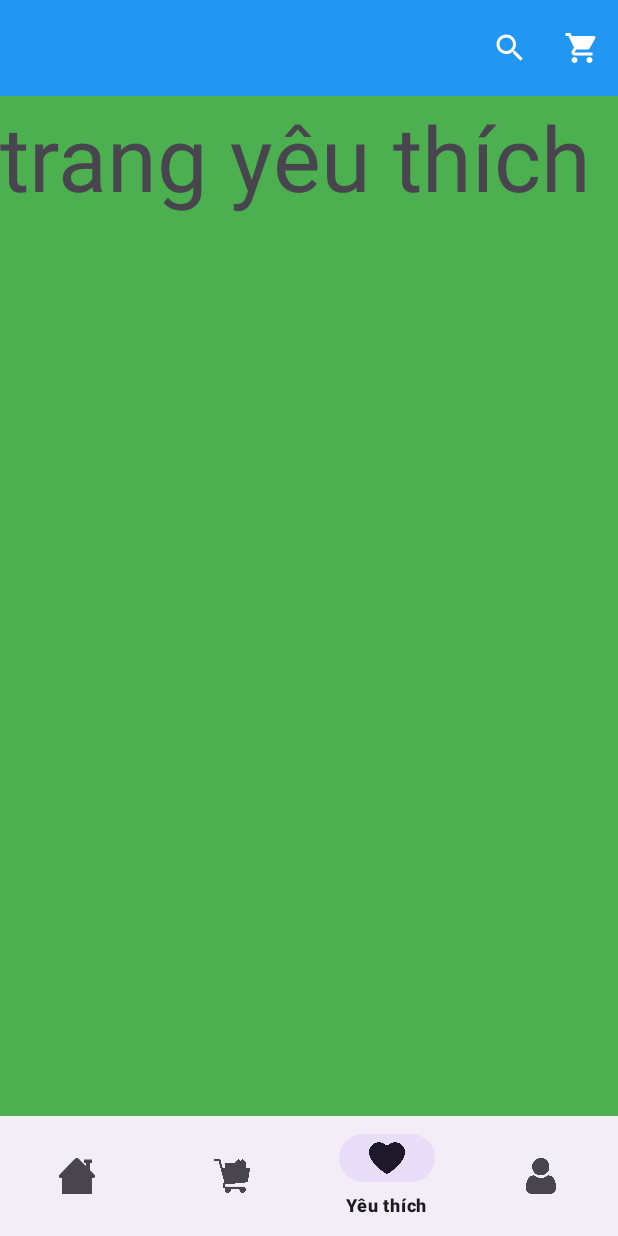
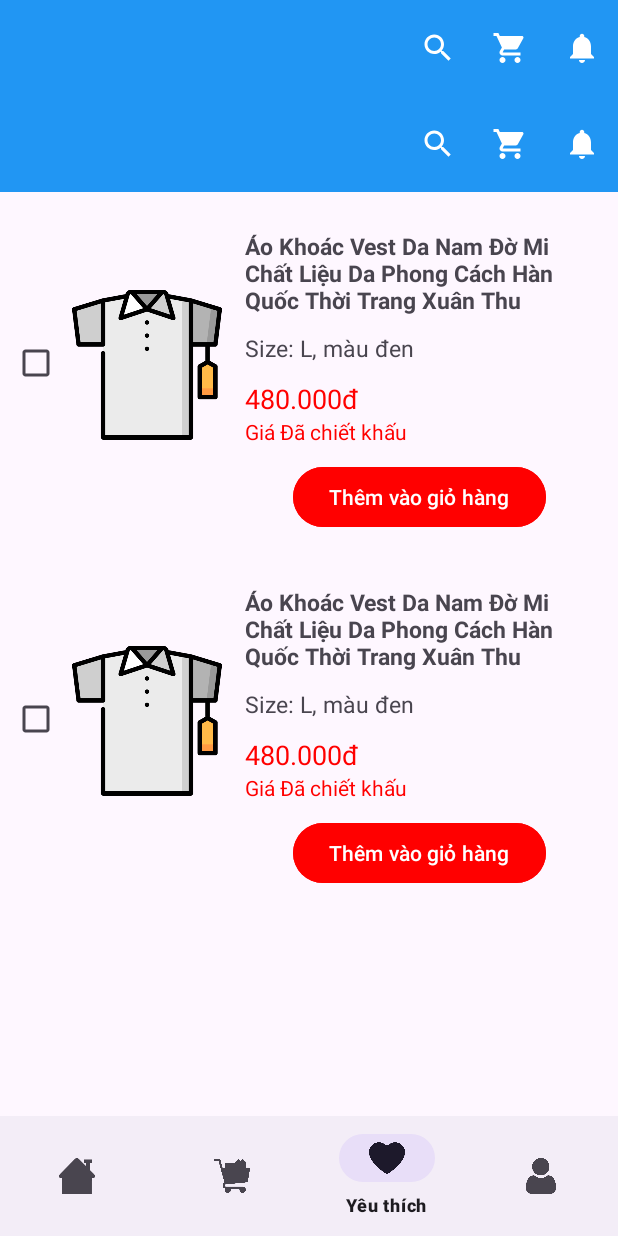
Before and after one commit to phongnft/DuAnTotNghiep_MD27, an Android app: the MainActivity screen opened directly, with no data from a screen before it, item 3 of the bottom bar chosen, on a phone screen of 412 x 824 dp. Run offline under Robolectric (Android 15) with nearby library versions, the phone set to English and light mode, and no system bars.

Commit message:
commit favorite

```diff
--- /dev/null
+++ b/app/src/main/res/drawable/baseline_notifications_24.xml
@@ -0,0 +1,5 @@
+<vector android:height="24dp" android:tint="#FFFFFF"
+    android:viewportHeight="24" android:viewportWidth="24"
+    android:width="24dp" xmlns:android="http://schemas.android.com/apk/res/android">
+    <path android:fillColor="@android:color/white" android:pathData="M12,22c1.1,0 2,-0.9 2,-2h-4c0,1.1 0.89,2 2,2zM18,16v-5c0,-3.07 -1.64,-5.64 -4.5,-6.32L13.5,4c0,-0.83 -0.67,-1.5 -1.5,-1.5s-1.5,0.67 -1.5,1.5v0.68C7.63,5.36 6,7.92 6,11v5l-2,2v1h16v-1l-2,-2z"/>
+</vector>
--- a/app/src/main/res/layout/fragment_favorite_.xml
+++ b/app/src/main/res/layout/fragment_favorite_.xml
@@ -1,16 +1,147 @@
 <?xml version="1.0" encoding="utf-8"?>
-<FrameLayout xmlns:android="http://schemas.android.com/apk/res/android"
+<LinearLayout xmlns:android="http://schemas.android.com/apk/res/android"
     xmlns:tools="http://schemas.android.com/tools"
     android:layout_width="match_parent"
-    android:background="#4CAF50"
     android:layout_height="match_parent"
+    xmlns:app="http://schemas.android.com/apk/res-auto"
+    android:orientation="vertical"
     tools:context=".Fragment.Favorite_Fragment">
 
-    <!-- TODO: Update blank fragment layout -->
-    <TextView
-        android:textSize="60dp"
+    <androidx.appcompat.widget.Toolbar
+        android:id="@+id/toolbar_home"
         android:layout_width="match_parent"
-        android:layout_height="match_parent"
-        android:text="trang yêu thích" />
+        android:layout_height="wrap_content"
+        android:layout_alignParentTop="true"
+        android:background="#2196F3"
+        android:minHeight="?attr/actionBarSize"
+        android:theme="?attr/actionBarTheme"
+        app:menu="@menu/bottom_toolbar" />
 
-</FrameLayout>
+    <LinearLayout
+        android:layout_width="wrap_content"
+        android:layout_height="wrap_content"
+        android:layout_marginTop="10dp"
+        android:orientation="horizontal">
+        <CheckBox
+            android:layout_marginTop="80dp"
+            android:layout_width="wrap_content"
+            android:layout_height="wrap_content"/>
+
+        <ImageView
+            android:layout_width="100dp"
+            android:layout_height="210dp"
+            android:src="@drawable/clothes" />
+
+        <LinearLayout
+            android:layout_width="wrap_content"
+            android:layout_height="wrap_content"
+            android:orientation="vertical"
+            android:layout_margin="10dp">
+            <TextView
+                android:layout_width="wrap_content"
+                android:layout_height="wrap_content"
+                android:layout_margin="5dp"
+                android:text="Áo Khoác Vest Da Nam Đờ Mi Chất Liệu Da Phong Cách Hàn Quốc Thời Trang Xuân Thu"
+                android:textSize="15dp"
+                android:textStyle="bold" />
+            <TextView
+                android:layout_width="wrap_content"
+                android:layout_height="wrap_content"
+                android:layout_margin="5dp"
+                android:text="Size: L, màu đen"
+                android:textSize="15dp"/>
+
+            <TextView
+                android:layout_width="wrap_content"
+                android:layout_height="wrap_content"
+                android:layout_marginTop="5dp"
+                android:layout_marginLeft="5dp"
+                android:text="480.000đ"
+                android:textColor="#FF0000"
+                android:textSize="18dp" />
+
+            <TextView
+                android:layout_width="wrap_content"
+                android:layout_height="wrap_content"
+                android:text="Giá Đã chiết khấu"
+                android:textColor="#FF0000"
+                android:layout_marginLeft="5dp"
+                />
+
+            <Button
+                android:layout_width="wrap_content"
+                android:layout_height="wrap_content"
+                android:backgroundTint="#FF0000"
+                android:text="Thêm vào giỏ hàng"
+                android:layout_gravity="center"
+                android:layout_marginTop="10dp"
+                />
+        </LinearLayout>
+    </LinearLayout>
+
+    <LinearLayout
+        android:layout_width="wrap_content"
+        android:layout_height="wrap_content"
+        android:layout_marginTop="10dp"
+        android:orientation="horizontal">
+        <CheckBox
+            android:layout_marginTop="80dp"
+            android:layout_width="wrap_content"
+            android:layout_height="wrap_content"/>
+
+        <ImageView
+            android:layout_width="100dp"
+            android:layout_height="210dp"
+            android:src="@drawable/clothes" />
+
+        <LinearLayout
+            android:layout_width="wrap_content"
+            android:layout_height="wrap_content"
+            android:orientation="vertical"
+            android:layout_margin="10dp">
+            <TextView
+                android:layout_width="wrap_content"
+                android:layout_height="wrap_content"
+                android:layout_margin="5dp"
+                android:text="Áo Khoác Vest Da Nam Đờ Mi Chất Liệu Da Phong Cách Hàn Quốc Thời Trang Xuân Thu"
+                android:textSize="15dp"
+                android:textStyle="bold" />
+            <TextView
+                android:layout_width="wrap_content"
+                android:layout_height="wrap_content"
+                android:layout_margin="5dp"
+                android:text="Size: L, màu đen"
+                android:textSize="15dp"/>
+
+            <TextView
+                android:layout_width="wrap_content"
+                android:layout_height="wrap_content"
+                android:layout_marginTop="5dp"
+                android:layout_marginLeft="5dp"
+                android:text="480.000đ"
+                android:textColor="#FF0000"
+                android:textSize="18dp" />
+
+            <TextView
+                android:layout_width="wrap_content"
+                android:layout_height="wrap_content"
+                android:text="Giá Đã chiết khấu"
+                android:textColor="#FF0000"
+                android:layout_marginLeft="5dp"
+                />
+
+            <Button
+                android:layout_width="wrap_content"
+                android:layout_height="wrap_content"
+                android:backgroundTint="#FF0000"
+                android:text="Thêm vào giỏ hàng"
+                android:layout_gravity="center"
+                android:layout_marginTop="10dp"
+                />
+        </LinearLayout>
+    </LinearLayout>
+
+
+
+
+</LinearLayout>
--- a/app/src/main/res/menu/bottom_toolbar.xml
+++ b/app/src/main/res/menu/bottom_toolbar.xml
@@ -12,4 +12,9 @@
         android:id="@+id/cart_bar"
         android:icon="@drawable/baseline_shopping_cart_24"
         android:title="Giỏ hàng" />
+    <item
+        app:showAsAction="ifRoom"
+        android:id="@+id/notifications"
+        android:icon="@drawable/baseline_notifications_24"
+        android:title="Giỏ hàng" />
 </menu>
```
